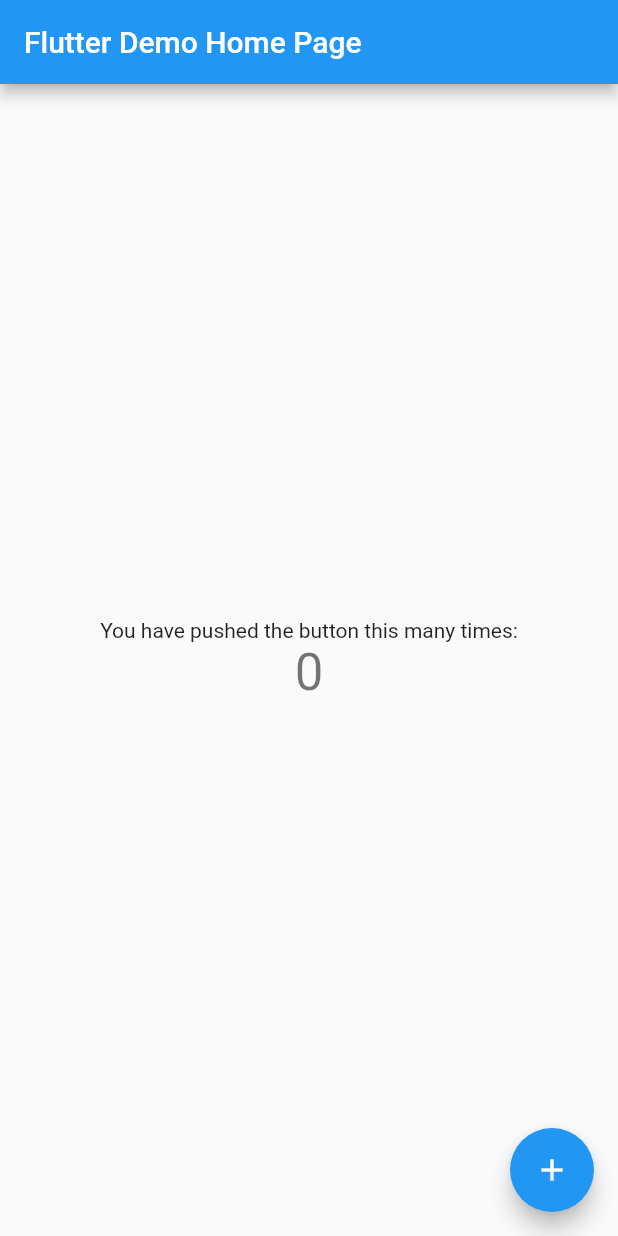
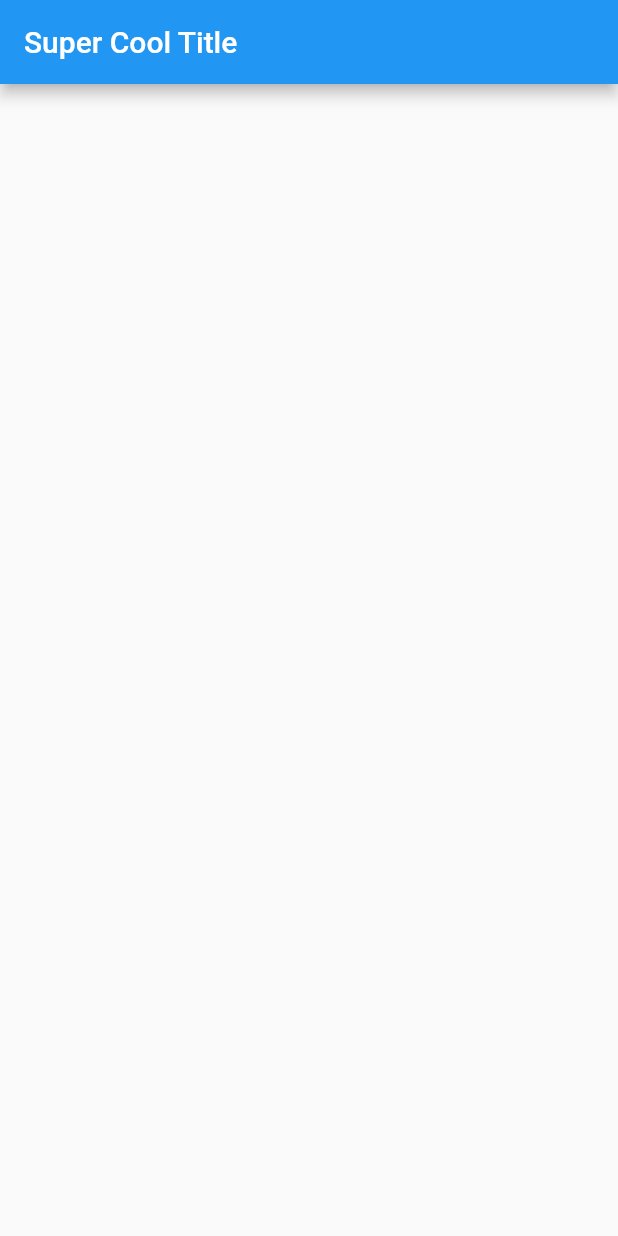
Before and after one commit to KagisoMashigo/recipe_app, a Flutter app: the screen it shows after launch, on a phone screen of 412 x 824 dp. Run offline on Flutter 3.47's test engine with Material 2 defaults, Android fonts, the phone set to English and light mode, and no system bars; our stand-ins replace package_info, sentry; missing offline and left inert: flutter_config.

Commit message:
begin UI

```diff
--- /dev/null
+++ b/lib/app.dart
@@ -0,0 +1,100 @@
+// 🐦 Flutter imports:
+import 'package:flutter/foundation.dart';
+import 'package:flutter/material.dart';
+
+// 📦 Package imports:
+import 'package:flutter_localizations/flutter_localizations.dart';
+import 'package:package_info/package_info.dart';
+import 'package:recipe_app/pages/Landing.dart';
+
+// 🌎 Project imports:
+import 'package:recipe_app/router.dart';
+import 'package:recipe_app/singletons/app.dart';
+import 'package:recipe_app/singletons/env.dart';
+import 'package:recipe_app/theme.dart';
+
+class RecipeApp extends StatefulWidget {
+  RecipeApp({
+    this.navKey,
+    Key key,
+    App appSingleton,
+    // Auth authSingleton,
+    Env envSingleton,
+  })  : appSingleton = appSingleton ?? App(),
+        // authSingleton = authSingleton ?? Auth(),
+        envSingleton = envSingleton ?? Env(),
+        super(key: key);
+
+  /// The navigator state key. if none is given, it will use a default on state
+  final GlobalKey<NavigatorState> navKey;
+  final App appSingleton;
+  // final Auth authSingleton;
+  final Env envSingleton;
+
+  @override
+  _RecipeAppState createState() => _RecipeAppState();
+}
+
+class _RecipeAppState extends State<RecipeApp> with WidgetsBindingObserver {
+  Future<void> _initCall;
+  Locale _locale;
+  GlobalKey<NavigatorState> _navKey;
+
+  @override
+  void initState() {
+    super.initState();
+    _navKey = widget.navKey ?? GlobalKey<NavigatorState>();
+    widget.appSingleton.navKey = _navKey;
+  }
+
+  @override
+  didChangeDependencies() async {
+    super.didChangeDependencies();
+    WidgetsBinding.instance.addObserver(this);
+  }
+
+  @override
+  dispose() {
+    WidgetsBinding.instance.removeObserver(this);
+    super.dispose();
+  }
+
+  Future<void> getAppVersion() async {
+    final packageInfo = await PackageInfo.fromPlatform();
+    final _packageVersion = packageInfo.version;
+
+    /// This represents the unique build number index.
+    /// Display to the user to validate the app build number
+    /// [FIREBASE] Provided in the CLI for firebase deployment only.
+    /// [STORE] Provided in the CLI throw the store app setting
+    const _build = String.fromEnvironment('build');
+    final _builderNumber = _build.isNotEmpty ? _build : packageInfo.buildNumber;
+    String _version = '$_packageVersion-$_builderNumber';
+    widget.appSingleton.setVersion(_version);
+
+    /// This represents the cluster the app consume.
+    /// Display only for internal usage
+    /// [FIREBASE] Provided in the CLI for firebase deployment only.
+    /// [STORE] Not provided.
+    const _cluster = String.fromEnvironment('cluster');
+    if (_cluster.isNotEmpty) {
+      widget.appSingleton.setCluster(_cluster);
+    }
+  }
+
+  @override
+  Widget build(BuildContext context) {
+    return MaterialApp(
+      navigatorKey: _navKey,
+      showSemanticsDebugger: false,
+      debugShowCheckedModeBanner: false,
+      theme: ThemeData(
+        primarySwatch: Colors.blue,
+      ),
+      home: LandingPage(),
+      routes: routes,
+      locale: Locale('en', 'US'),
+      navigatorObservers: [routeObserver],
+    );
+  }
+}
--- a/lib/main.dart
+++ b/lib/main.dart
@@ -1,113 +1,54 @@
+// 🎯 Dart imports:
+import 'dart:async';
+
+// 🐦 Flutter imports:
 import 'package:flutter/material.dart';
+import 'package:flutter/services.dart';
 
-void main() {
-  runApp(MyApp());
+// 📦 Package imports:
+import 'package:flutter_config/flutter_config.dart';
+import 'package:provider/provider.dart';
+import 'package:recipe_app/app.dart';
+
+// 🌎 Project imports:
+import 'package:recipe_app/plugins/responsive.dart';
+import 'package:recipe_app/plugins/sentry.dart';
+import 'package:recipe_app/providers/providers.dart';
+// import 'package:recipe_app/plugins/sentry.dart';
+
+void main() async {
+  // Allow device information capturing
+  WidgetsFlutterBinding.ensureInitialized();
+
+  // Still need to read into this more
+  FlutterError.onError = (FlutterErrorDetails details) async {
+    Zone.current.handleUncaughtError(details.exception, details.stack);
+  };
+
+  // Device orientations list is limited to portrait
+  await SystemChrome.setPreferredOrientations([
+    DeviceOrientation.portraitUp,
+    DeviceOrientation.portraitDown,
+  ]);
+
+  runZonedGuarded(
+    () async {
+      runApp(
+        MultiProvider(
+          providers: providers,
+          child: LayoutBuilder(
+            builder: (context, constraints) {
+              return OrientationBuilder(
+                builder: (context, orientation) {
+                  Responsive().init(constraints, orientation);
+                  return RecipeApp();
+                },
+              );
+            },
+          ),
+        ),
+      );
+    },
+    reportAppError,
+  );
 }
-
-class MyApp extends StatelessWidget {
-  // This widget is the root of your application.
-  @override
-  Widget build(BuildContext context) {
-    return MaterialApp(
-      title: 'Flutter Demo',
-      theme: ThemeData(
-        // This is the theme of your application.
-        //
-        // Try running your application with "flutter run". You'll see the
-        // application has a blue toolbar. Then, without quitting the app, try
-        // changing the primarySwatch below to Colors.green and then invoke
-        // "hot reload" (press "r" in the console where you ran "flutter run",
-        // or simply save your changes to "hot reload" in a Flutter IDE).
-        // Notice that the counter didn't reset back to zero; the application
-        // is not restarted.
-        primarySwatch: Colors.blue,
-      ),
-      home: MyHomePage(title: 'Flutter Demo Home Page'),
-    );
-  }
-}
-
-class MyHomePage extends StatefulWidget {
-  MyHomePage({Key key, this.title}) : super(key: key);
-
-  // This widget is the home page of your application. It is stateful, meaning
-  // that it has a State object (defined below) that contains fields that affect
-  // how it looks.
-
-  // This class is the configuration for the state. It holds the values (in this
-  // case the title) provided by the parent (in this case the App widget) and
-  // used by the build method of the State. Fields in a Widget subclass are
-  // always marked "final".
-
-  final String title;
-
-  @override
-  _MyHomePageState createState() => _MyHomePageState();
-}
-
-class _MyHomePageState extends State<MyHomePage> {
-  int _counter = 0;
-
-  void _incrementCounter() {
-    setState(() {
-      // This call to setState tells the Flutter framework that something has
-      // changed in this State, which causes it to rerun the build method below
-      // so that the display can reflect the updated values. If we changed
-      // _counter without calling setState(), then the build method would not be
-      // called again, and so nothing would appear to happen.
-      _counter++;
-    });
-  }
-
-  @override
-  Widget build(BuildContext context) {
-    // This method is rerun every time setState is called, for instance as done
-    // by the _incrementCounter method above.
-    //
-    // The Flutter framework has been optimized to make rerunning build methods
-    // fast, so that you can just rebuild anything that needs updating rather
-    // than having to individually change instances of widgets.
-    return Scaffold(
-      appBar: AppBar(
-        // Here we take the value from the MyHomePage object that was created by
-        // the App.build method, and use it to set our appbar title.
-        title: Text(widget.title),
-      ),
-      body: Center(
-        // Center is a layout widget. It takes a single child and positions it
-        // in the middle of the parent.
-        child: Column(
-          // Column is also a layout widget. It takes a list of children and
-          // arranges them vertically. By default, it sizes itself to fit its
-          // children horizontally, and tries to be as tall as its parent.
-          //
-          // Invoke "debug painting" (press "p" in the console, choose the
-          // "Toggle Debug Paint" action from the Flutter Inspector in Android
-          // Studio, or the "Toggle Debug Paint" command in Visual Studio Code)
-          // to see the wireframe for each widget.
-          //
-          // Column has various properties to control how it sizes itself and
-          // how it positions its children. Here we use mainAxisAlignment to
-          // center the children vertically; the main axis here is the vertical
-          // axis because Columns are vertical (the cross axis would be
-          // horizontal).
-          mainAxisAlignment: MainAxisAlignment.center,
-          children: <Widget>[
-            Text(
-              'You have pushed the button this many times:',
-            ),
-            Text(
-              '$_counter',
-              style: Theme.of(context).textTheme.headline4,
-            ),
-          ],
-        ),
-      ),
-      floatingActionButton: FloatingActionButton(
-        onPressed: _incrementCounter,
-        tooltip: 'Increment',
-        child: Icon(Icons.add),
-      ), // This trailing comma makes auto-formatting nicer for build methods.
-    );
-  }
-}
--- /dev/null
+++ b/lib/pages/Landing.dart
@@ -0,0 +1,26 @@
+// 🐦 Flutter imports:
+import 'package:flutter/material.dart';
+
+class LandingPage extends StatefulWidget {
+  LandingPage({Key key}) : super(key: key);
+
+  @override
+  _LandingPageState createState() => _LandingPageState();
+}
+
+class _LandingPageState extends State<LandingPage> {
+  @override
+  Widget build(BuildContext context) {
+    return Scaffold(
+      appBar: AppBar(
+        title: Text('Super Cool Title'),
+      ),
+      body: Center(
+        child: Column(
+          mainAxisAlignment: MainAxisAlignment.center,
+          children: <Widget>[],
+        ),
+      ),
+    );
+  }
+}
```
Also changed, not shown: lib/singletons/app.dart (added, +48 -0 lines).
